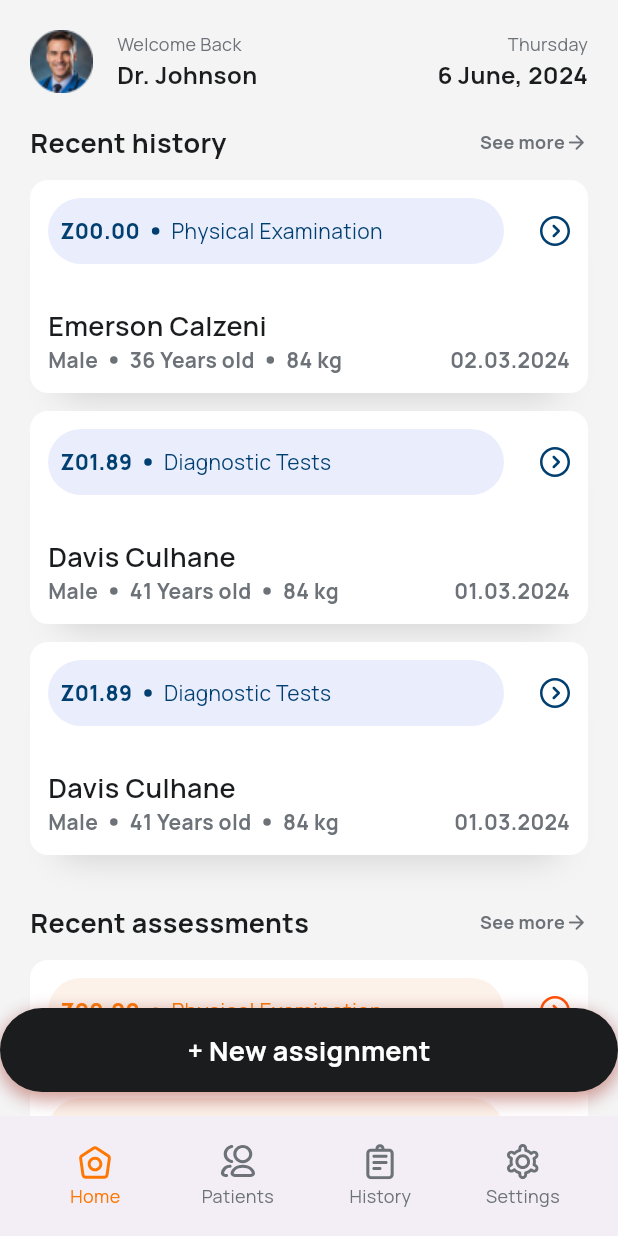
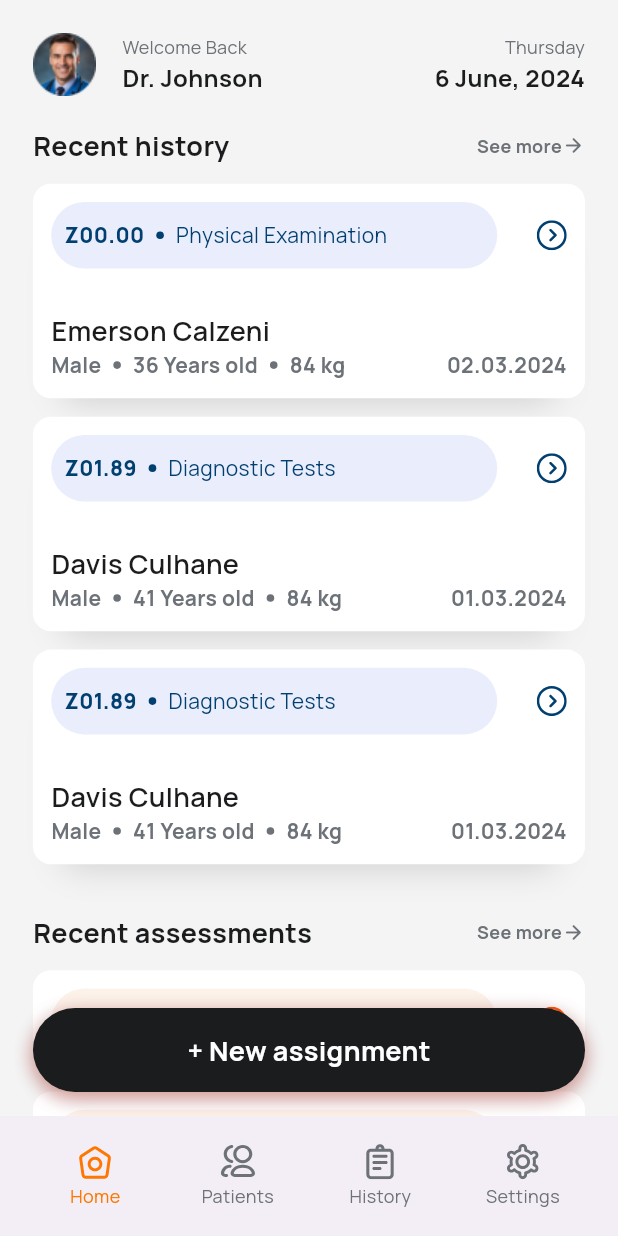
Before and after one commit to skisandesh/MeasureAp, a Flutter app: the screen it shows after launch, on a phone screen of 412 x 824 dp. Run offline on Flutter 3.47's test engine with Material 3 defaults, Android fonts, the phone set to English and light mode, and no system bars; our stand-ins replace cloud_firestore, firebase_core, flutter_bloc, flutter_svg, google_fonts; accounts and stored records are empty.

Commit message:
finalizing

```diff
--- /dev/null
+++ b/lib/constants/color_constant.dart
@@ -0,0 +1,12 @@
+import 'package:flutter/material.dart';
+
+const greyColor = Color(0XFF6C7278);
+const greyBorderColor = Color(0XFFDCE4E8);
+const black600Color = Color(0XFF1A1C1E);
+const blue700Color = Color(0XFF003F70);
+const orange700Color = Color(0XFFFD7702);
+const orange500 = Color(0XFFFF8E00);
+const correctColor = Color(0XFF0C9A55);
+const inCorrectColor = Color(0XFF9A0C0C);
+
+const circularProgressColor = Color(0XFF44D1BB);
--- a/lib/constants/layout_constant.dart
+++ b/lib/constants/layout_constant.dart
@@ -1,3 +1,4 @@
 import 'package:flutter/material.dart';
+import 'package:measure_ap/utils/size.config.dart';
 
-const kDefaultPadding = EdgeInsets.all(20);
+final kDefaultPadding = EdgeInsets.all(20.h);
--- a/lib/constants/text_constant.dart
+++ b/lib/constants/text_constant.dart
@@ -1,16 +1,8 @@
 import 'package:flutter/material.dart';
 import 'package:google_fonts/google_fonts.dart';
+import 'package:measure_ap/constants/color_constant.dart';
 
-const greyColor = Color(0XFF6C7278);
-const greyBorderColor = Color(0XFFDCE4E8);
-const black600Color = Color(0XFF1A1C1E);
-const blue700Color = Color(0XFF003F70);
-const orange700Color = Color(0XFFFD7702);
-const orange500 = Color(0XFFFF8E00);
-const correctColor = Color(0XFF0C9A55);
-const inCorrectColor = Color(0XFF9A0C0C);
 
-const circularProgressColor = Color(0XFF44D1BB);
 
 final largeType36 = GoogleFonts.manrope(
     fontSize: 36, color: black600Color, fontWeight: FontWeight.w700);
--- a/lib/presentation/screens/assessment_screen/assessment_screen.dart
+++ b/lib/presentation/screens/assessment_screen/assessment_screen.dart
@@ -1,5 +1,6 @@
 import 'package:flutter/material.dart';
 import 'package:flutter_bloc/flutter_bloc.dart';
+import 'package:measure_ap/constants/color_constant.dart';
 import 'package:measure_ap/constants/export_constants.dart';
 import 'package:measure_ap/models/new_assessment.dart';
 import 'package:measure_ap/models/questions.dart';
--- a/lib/presentation/screens/home_screen/home_screen.dart
+++ b/lib/presentation/screens/home_screen/home_screen.dart
@@ -1,10 +1,12 @@
 import 'package:flutter/material.dart';
+import 'package:measure_ap/constants/color_constant.dart';
 import 'package:measure_ap/constants/export_constants.dart';
 import 'package:measure_ap/presentation/screens/home_screen/widgets/recent_assessments.dart';
 import 'package:measure_ap/presentation/screens/home_screen/widgets/recent_history.dart';
 import 'package:measure_ap/presentation/screens/home_screen/widgets/top_bar.dart';
 import 'package:measure_ap/presentation/widgets/custom_button.dart';
 import 'package:measure_ap/utils/navigator_service.dart';
+import 'package:measure_ap/utils/size.config.dart';
 
 class HomeScreen extends StatelessWidget {
   const HomeScreen({super.key});
@@ -17,7 +19,9 @@ class HomeScreen extends StatelessWidget {
   Widget build(BuildContext context) {
     return Scaffold(
       floatingActionButtonLocation: FloatingActionButtonLocation.centerFloat,
-      floatingActionButton: CustomButton(
+      floatingActionButton: Padding(
+        padding: EdgeInsets.symmetric(horizontal: 20.h),
+        child: CustomButton(
           onTap: () => NavigatorService.pushNamed("/new_assessment"),
           color: black600Color,
           hasShadow: true,
@@ -28,20 +32,21 @@ class HomeScreen extends StatelessWidget {
             ),
           ),
         ),
+      ),
       backgroundColor: const Color(0XFFF4F4F4),
-      body: const SafeArea(
+      body: SafeArea(
         child: SingleChildScrollView(
           child: Padding(
             padding: kDefaultPadding,
             child: Column(
               crossAxisAlignment: CrossAxisAlignment.start,
               children: [
-                TopBar(),
-                SizedBox(height: 20),
-                RecentHistory(),
-                SizedBox(height: 20),
-                RecentAssessments(),
-                SizedBox(height: 60),
+                const TopBar(),
+                SizedBox(height: 20.v),
+                const RecentHistory(),
+                SizedBox(height: 20.v),
+                const RecentAssessments(),
+                SizedBox(height: 60.v),
               ],
             ),
           ),
--- a/lib/presentation/screens/home_screen/widgets/recent_assessments.dart
+++ b/lib/presentation/screens/home_screen/widgets/recent_assessments.dart
@@ -5,6 +5,7 @@
 import 'package:measure_ap/presentation/widgets/cutom_image.dart';
 import 'package:measure_ap/presentation/widgets/shadow_container.dart';
 import 'package:measure_ap/utils/navigator_service.dart';
+import 'package:measure_ap/utils/size.config.dart';
 import 'section_header.dart';
 
 class RecentAssessments extends StatelessWidget {
@@ -40,10 +41,10 @@
       children: [
         Expanded(
           child: Container(
-            padding: const EdgeInsets.symmetric(horizontal: 8, vertical: 12),
+            padding:  EdgeInsets.symmetric(horizontal: 8.h, vertical: 12.v),
             decoration: BoxDecoration(
                 color: const Color(0xFFE7974D).withOpacity(0.12),
-                borderRadius: BorderRadius.circular(30)),
+                borderRadius: BorderRadius.circular(30.adaptSize)),
             child: Row(
               children: [
                 Text(
@@ -51,9 +52,9 @@
                   style: body14ExtraboldOrange,
                 ),
                 Container(
-                  margin: const EdgeInsets.symmetric(horizontal: 8),
-                  width: 5,
-                  height: 5,
+                  margin:  EdgeInsets.symmetric(horizontal: 8.h),
+                  width: 5.h,
+                  height: 5.v,
                   decoration: const BoxDecoration(
                     color: Color(0xFFE7974D),
                     shape: BoxShape.circle,
@@ -67,8 +68,8 @@
             ),
           ),
         ),
-        const SizedBox(
-          width: 24,
+         SizedBox(
+          width: 24.h,
         ),
         GestureDetector(
           onTap: () => NavigatorService.pushNamed("/new_assessment", arguments: assessmentItem),
--- a/lib/presentation/screens/home_screen/widgets/recent_history.dart
+++ b/lib/presentation/screens/home_screen/widgets/recent_history.dart
@@ -1,10 +1,12 @@
 import 'package:flutter/material.dart';
+import 'package:measure_ap/constants/color_constant.dart';
 import 'package:measure_ap/constants/export_constants.dart';
 
 import 'package:measure_ap/models/new_assessment.dart';
 import 'package:measure_ap/presentation/widgets/cutom_image.dart';
 import 'package:measure_ap/presentation/widgets/shadow_container.dart';
 import 'package:measure_ap/utils/date_conversion.dart';
+import 'package:measure_ap/utils/size.config.dart';
 
 import 'section_header.dart';
 
@@ -45,10 +47,10 @@ class HistoryCard extends StatelessWidget {
           children: [
             Expanded(
               child: Container(
-                padding: const EdgeInsets.symmetric(horizontal: 8, vertical: 12),
+                padding:  EdgeInsets.symmetric(horizontal: 8.h, vertical: 12.v),
                 decoration: BoxDecoration(
                     color: const Color(0xFF4D6FE7).withOpacity(0.12),
-                    borderRadius: BorderRadius.circular(30)),
+                    borderRadius: BorderRadius.circular(30.adaptSize)),
                 child: Row(
                   children: [
                     Text(
@@ -64,8 +66,8 @@ class HistoryCard extends StatelessWidget {
                 ),
               ),
             ),
-            const SizedBox(
-              width: 24,
+             SizedBox(
+              width: 24.h,
             ),
             CustomImageView(
               imagePath: AssetsConstant.circleArrowIcon,
@@ -73,8 +75,8 @@ class HistoryCard extends StatelessWidget {
             ),
           ],
         ),
-        const SizedBox(
-          height: 28,
+         SizedBox(
+          height: 28.v,
         ),
         Column(
           crossAxisAlignment: CrossAxisAlignment.start,
@@ -119,8 +121,8 @@ class HistoryCard extends StatelessWidget {
   Container ellipseContainer(Color color) {
     return Container(
       margin: const EdgeInsets.symmetric(horizontal: 8),
-      width: 5,
-      height: 5,
+      width: 5.adaptSize,
+      height: 5.adaptSize,
       decoration: BoxDecoration(
         color: color, // Replace with desired color
         shape: BoxShape.circle, // Makes the container circular
--- a/lib/presentation/screens/home_screen/widgets/section_header.dart
+++ b/lib/presentation/screens/home_screen/widgets/section_header.dart
@@ -1,4 +1,5 @@
 import 'package:flutter/material.dart';
+import 'package:measure_ap/constants/color_constant.dart';
 import 'package:measure_ap/constants/export_constants.dart';
 import 'package:measure_ap/utils/size.config.dart';
 
@@ -10,7 +11,7 @@ class SectionHeader extends StatelessWidget {
   @override
   Widget build(BuildContext context) {
     return Padding(
-      padding: const EdgeInsets.only(bottom: 12.0),
+      padding:  EdgeInsets.only(bottom: 12.0.v),
       child: Row(
         mainAxisAlignment: MainAxisAlignment.spaceBetween,
         children: [
--- a/lib/presentation/screens/home_screen/widgets/top_bar.dart
+++ b/lib/presentation/screens/home_screen/widgets/top_bar.dart
@@ -2,6 +2,7 @@ import 'package:flutter/material.dart';
 import 'package:measure_ap/constants/export_constants.dart';
 import 'package:measure_ap/presentation/widgets/cutom_image.dart';
 import 'package:measure_ap/utils/date_conversion.dart';
+import 'package:measure_ap/utils/size.config.dart';
 
 class TopBar extends StatelessWidget {
   const TopBar({super.key});
@@ -20,7 +21,7 @@ class TopBar extends StatelessWidget {
                 CustomImageView(
                   imagePath: AssetsConstant.profilePic,
                 ),
-                const SizedBox(width: 16),
+                 SizedBox(width: 16.h),
                 Column(
                   crossAxisAlignment: CrossAxisAlignment.start,
                   children: [
--- a/lib/presentation/widgets/custom_botton_bar.dart
+++ b/lib/presentation/widgets/custom_botton_bar.dart
@@ -1,4 +1,5 @@
 import 'package:flutter/material.dart';
+import 'package:measure_ap/constants/color_constant.dart';
 import 'package:measure_ap/constants/export_constants.dart';
 import 'package:measure_ap/presentation/widgets/cutom_image.dart';
 import 'package:measure_ap/utils/size.config.dart';
--- a/lib/presentation/widgets/custom_button.dart
+++ b/lib/presentation/widgets/custom_button.dart
@@ -1,5 +1,5 @@
 import 'package:flutter/material.dart';
-import 'package:measure_ap/constants/export_constants.dart';
+import 'package:measure_ap/constants/color_constant.dart';
 
 class CustomButton extends StatelessWidget {
   final VoidCallback onTap;
--- a/lib/presentation/widgets/shadow_container.dart
+++ b/lib/presentation/widgets/shadow_container.dart
@@ -1,4 +1,5 @@
 import 'package:flutter/material.dart';
+import 'package:measure_ap/utils/size.config.dart';
 
 class ShadowContainer extends StatelessWidget {
   final Widget child;
@@ -7,8 +8,8 @@ class ShadowContainer extends StatelessWidget {
   @override
   Widget build(BuildContext context) {
     return Container(
-      padding: const EdgeInsets.all(12),
-      margin: const EdgeInsets.only(bottom: 12),
+      padding:  EdgeInsets.all(12.adaptSize),
+      margin:  EdgeInsets.only(bottom: 12.v),
       decoration: BoxDecoration(
         color: Colors.white,
         borderRadius: BorderRadius.circular(12),
```
Also changed, not shown: lib/presentation/screens/assessment_screen/widgets/confirm_result.dart (+18 -16 lines), lib/presentation/screens/assessment_screen/widgets/correct_incorrect_question.dart (+6 -4 lines), lib/presentation/screens/assessment_screen/widgets/identification_question.dart (+9 -7 lines), lib/presentation/screens/assessment_screen/widgets/multiple_choice_question.dart (+11 -9 lines), lib/presentation/screens/home_container/home_container.dart (+2 -9 lines), lib/presentation/screens/new_assessment_screen/new_assessment_screen.dart (+7 -5 lines), lib/presentation/widgets/custom_app_bar.dart (+3 -20 lines), lib/presentation/widgets/loading_widget.dart (+5 -4 lines). Lines whose indentation alone changed are shown as unchanged.
